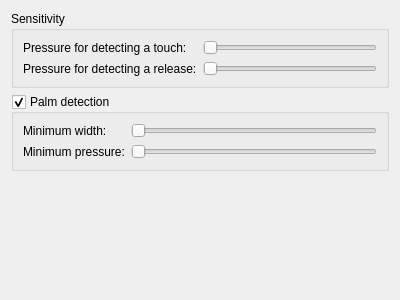
Above: sensitivity.ui from KDE/plasma-desktop before the change. Below: the same form after it.
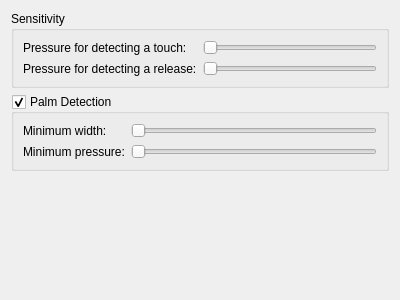
That is the form after the change.

The edit to the form file:
```diff
--- a/sensitivity.ui
+++ b/sensitivity.ui
@@ -57,7 +57,7 @@
    <item>
     <widget class="QGroupBox" name="kcfg_PalmDetect">
      <property name="title">
-      <string>Palm detection</string>
+      <string>Palm Detection</string>
      </property>
      <property name="flat">
       <bool>true</bool>
```
